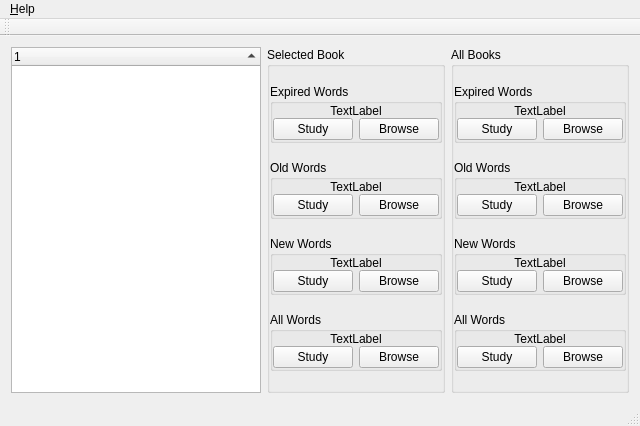
Old version of the form HaiBeiDanCi/mainwindow.ui in the repository HuangHuafeng/repeat.
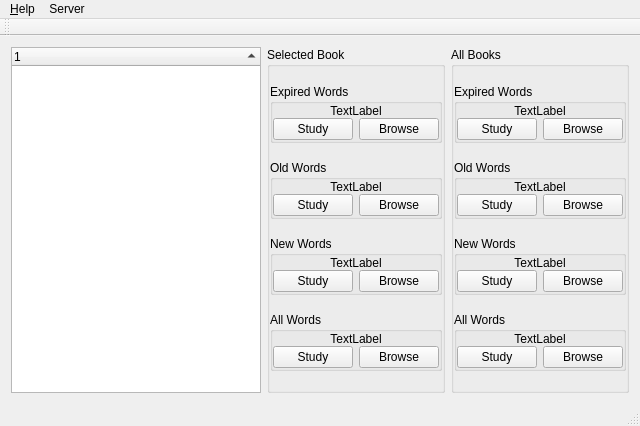
New version of the form.

Commit message: all 3 projects build fine. client/server communication OK to build.

Patch:
```diff
--- a/HaiBeiDanCi/mainwindow.ui
+++ b/HaiBeiDanCi/mainwindow.ui
@@ -666,7 +666,14 @@
     <addaction name="action_About"/>
     <addaction name="actionPreferences"/>
    </widget>
+   <widget class="QMenu" name="menuData">
+    <property name="title">
+     <string>Server</string>
+    </property>
+    <addaction name="actionBooks"/>
+   </widget>
    <addaction name="menu_Help"/>
+   <addaction name="menuData"/>
   </widget>
   <widget class="QToolBar" name="mainToolBar">
    <attribute name="toolBarArea">
```
Left out of the diff: 5 changed lines with no effect on the pictures. The commit also changes 30 other files.
